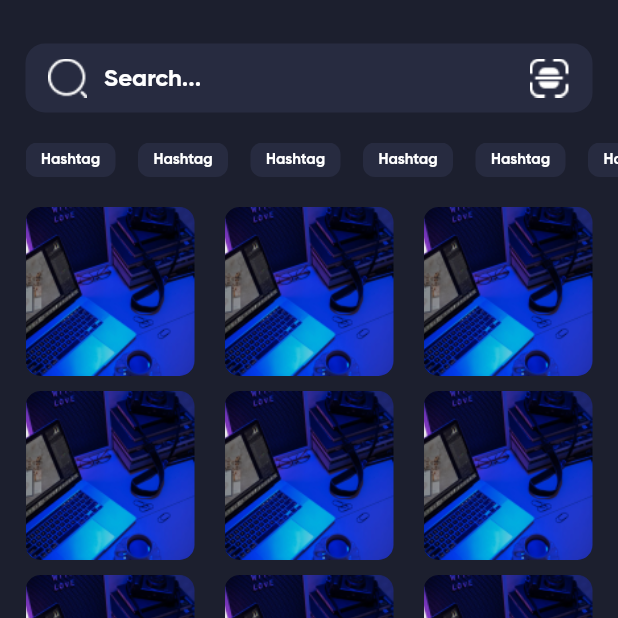
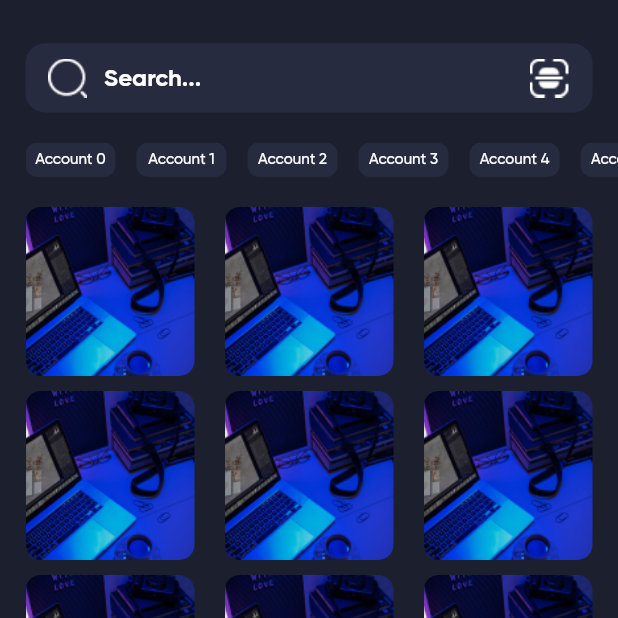
Before and after one commit to Alits23/instagram_clone, a Flutter app: the screen it shows after launch, on a phone screen of 412 x 824 dp, the top half of it. Run offline on Flutter 3.47's test engine with Material 2 defaults, Android fonts, the phone set to English and light mode, and no system bars; our stand-ins replace dotted_border.

Commit message:
edite margin item box

```diff
--- a/lib/constants/colors/colors.dart
+++ b/lib/constants/colors/colors.dart
@@ -1,6 +1,7 @@
 import 'package:flutter/material.dart';
 
 final Color backgroundColor1 = Color(0xff1C1F2E);
+final Color backgroundColor2 = Color.fromRGBO(39, 43, 64, 1);
 final Color pinkColorIcon = Color(0xffF35383);
 final Color greyColor = Color(0xffC5C5C5);
 final Color whiteColor = Color(0xffFFFFFF);
--- a/lib/screens/search_page.dart
+++ b/lib/screens/search_page.dart
@@ -15,9 +15,7 @@ class SearchPage extends StatelessWidget {
               child: Column(
                 children: [
                   _getSearchBox(),
-                  SizedBox(height: 20),
                   _getItemList(),
-                  SizedBox(height: 20),
                 ],
               ),
             ),
@@ -53,10 +51,8 @@ class SearchPage extends StatelessWidget {
           margin: EdgeInsets.only(left: 17, right: 17, top: 12),
           height: 46,
           decoration: BoxDecoration(
-            color: Color.fromRGBO(39, 43, 64, 1),
-            borderRadius: BorderRadius.all(
-              Radius.circular(13),
-            ),
+            color: backgroundColor2,
+            borderRadius: BorderRadius.all(Radius.circular(13)),
           ),
           child: Row(
             children: [
@@ -94,27 +90,30 @@ class SearchPage extends StatelessWidget {
 
   Widget _getItemList() {
     return Container(
-      padding: EdgeInsets.only(left: 17),
       height: 23,
+      margin: EdgeInsets.only(top: 20, bottom: 20, left: 17),
       child: ListView.builder(
         scrollDirection: Axis.horizontal,
         itemCount: 20,
         itemBuilder: (context, index) {
           return Container(
-            margin: EdgeInsets.only(right: 15),
+            margin: EdgeInsets.only(right: 14),
             width: 60,
             height: 23,
             decoration: BoxDecoration(
-              color: Color.fromRGBO(39, 43, 64, 1),
+              color: backgroundColor2,
               borderRadius: BorderRadius.all(
                 Radius.circular(8),
               ),
             ),
             child: Center(
               child: Text(
-                'Hashtag',
+                'Account $index',
                 style: TextStyle(
-                    color: whiteColor, fontFamily: 'GB', fontSize: 10),
+                  color: whiteColor,
+                  fontFamily: 'GM',
+                  fontSize: 10,
+                ),
               ),
             ),
           );
```
